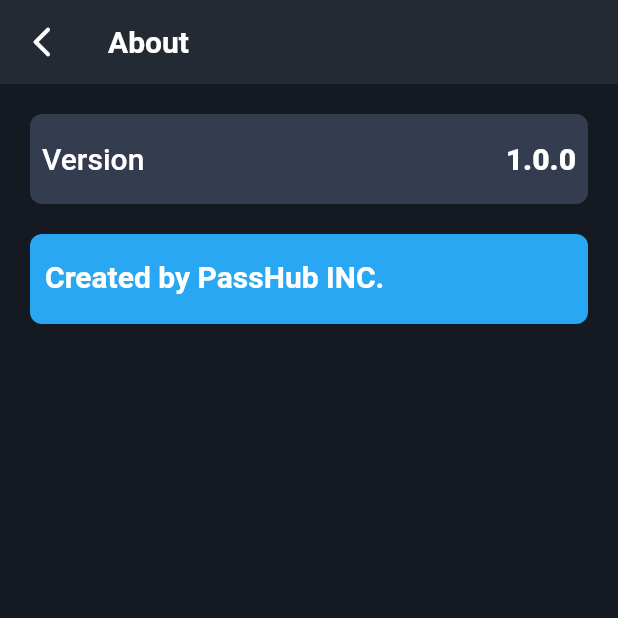
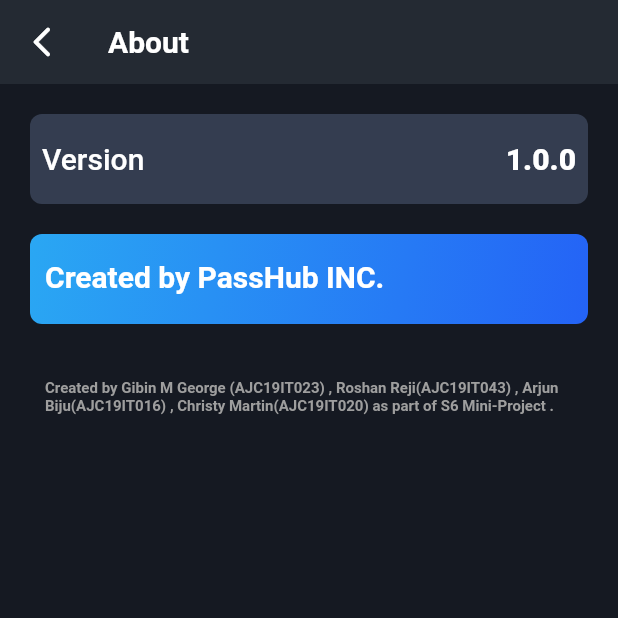
Before and after one commit to Jobins-Joseph/PassGenVault, a Flutter app: the AboutScreen screen opened directly, on a phone screen of 412 x 824 dp, the top half of it. Run offline on Flutter 3.47's test engine with Material 2 defaults, Android fonts, the phone set to English and light mode, and no system bars; our stand-ins replace lottie, sqflite; missing offline and left inert: email_auth, encrypt; accounts and stored records are empty; Roboto replaces fonts that are missing (Ubuntu).

Commit message:
Passhub
Passhub - Password Manager App

```diff
--- a/lib/screens/about_screen.dart
+++ b/lib/screens/about_screen.dart
@@ -68,7 +68,10 @@ class _AboutScreenState extends State<AboutScreen> {
                 height: 60.0,
                 width: MediaQuery.of(context).size.width - 30.0,
                 decoration: BoxDecoration(
-                    color: Color(0xff2aa7f3),
+                    gradient: LinearGradient(
+                        begin: Alignment.topLeft,
+                        end: Alignment.bottomRight,
+                        colors: [Color(0xff2aa7f3), Color(0xff2463f6)]),
                     borderRadius: BorderRadius.circular(8.0)),
                 child: Padding(
                     padding: const EdgeInsets.fromLTRB(10.0, 17.0, 10.0, 0.0),
@@ -82,8 +85,18 @@ class _AboutScreenState extends State<AboutScreen> {
               ),
               SizedBox(
                 height: 20.0,
-              )
-
+              ),
+              Container(
+              child: Padding(
+                  padding: const EdgeInsets.fromLTRB(10.0, 17.0, 10.0, 0.0),
+                  child: Center(child: Text(
+                    'Created by Gibin M George (AJC19IT023) , Roshan Reji(AJC19IT043) , Arjun Biju(AJC19IT016) , Christy Martin(AJC19IT020) as part of S6 Mini-Project .',
+                    style: TextStyle(
+                        color: Colors.grey,
+                        fontSize: 10.0,fontFamily: 'Ubuntu',
+                        fontWeight: FontWeight.w600),
+                  )),),
+              ),
             ],
           ),
         ));
```
Also changed, not shown: 1 other file.
